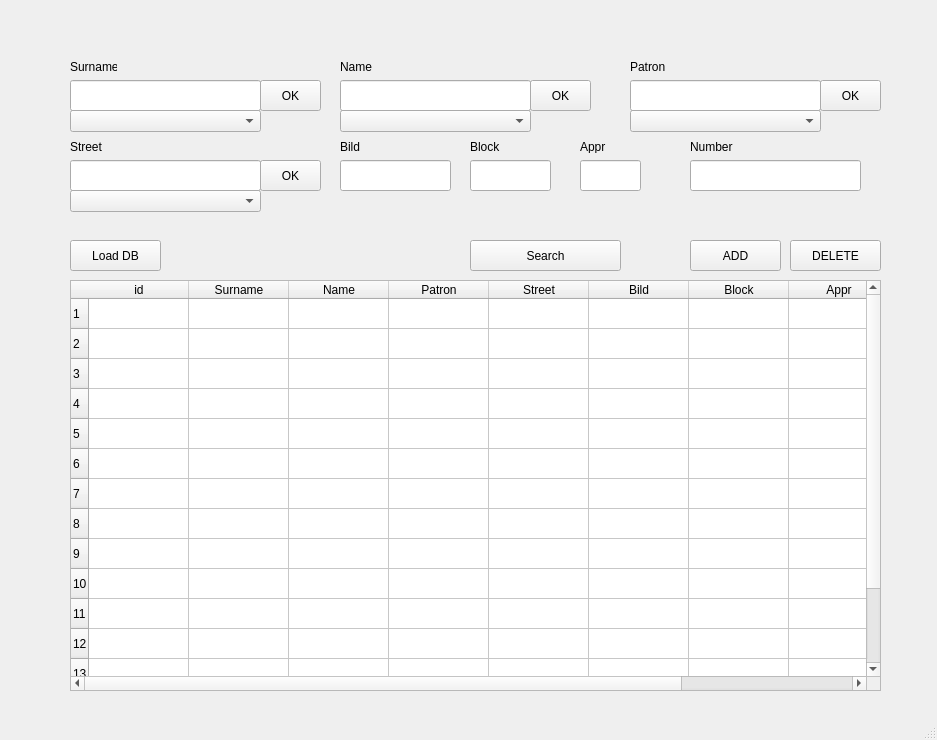
Above: model.ui from GanjelaMJ98/learnSQL before the change. Below: the same form after it.
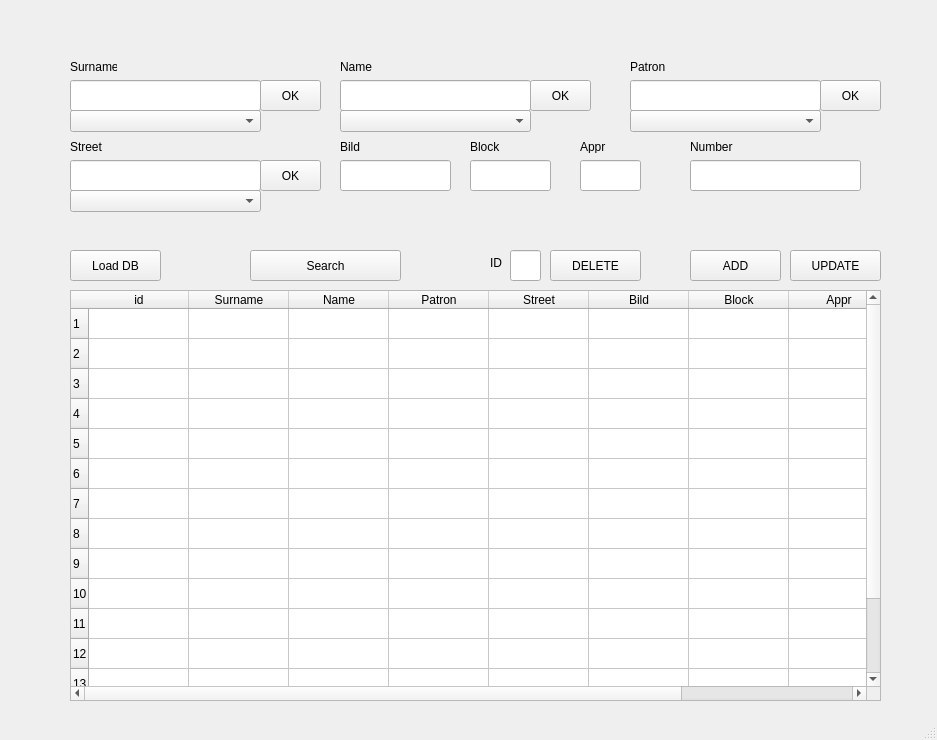
That is the form after the change.

```diff
--- a/model.ui
+++ b/model.ui
@@ -122,7 +122,7 @@
     <property name="geometry">
      <rect>
       <x>70</x>
-      <y>280</y>
+      <y>290</y>
       <width>811</width>
       <height>411</height>
      </rect>
@@ -370,7 +370,7 @@
     <property name="geometry">
      <rect>
       <x>70</x>
-      <y>240</y>
+      <y>250</y>
       <width>91</width>
       <height>31</height>
      </rect>
@@ -382,8 +382,8 @@
    <widget class="QPushButton" name="pushButton_2">
     <property name="geometry">
      <rect>
-      <x>470</x>
-      <y>240</y>
+      <x>250</x>
+      <y>250</y>
       <width>151</width>
       <height>31</height>
      </rect>
@@ -396,7 +396,7 @@
     <property name="geometry">
      <rect>
       <x>690</x>
-      <y>240</y>
+      <y>250</y>
       <width>91</width>
       <height>31</height>
      </rect>
@@ -408,8 +408,8 @@
    <widget class="QPushButton" name="pushButton_4">
     <property name="geometry">
      <rect>
-      <x>790</x>
-      <y>240</y>
+      <x>550</x>
+      <y>250</y>
       <width>91</width>
       <height>31</height>
      </rect>
@@ -418,6 +418,42 @@
      <string>DELETE</string>
     </property>
    </widget>
+   <widget class="QPushButton" name="Update_but">
+    <property name="geometry">
+     <rect>
+      <x>790</x>
+      <y>250</y>
+      <width>91</width>
+      <height>31</height>
+     </rect>
+    </property>
+    <property name="text">
+     <string>UPDATE</string>
+    </property>
+   </widget>
+   <widget class="QLineEdit" name="ID_t">
+    <property name="geometry">
+     <rect>
+      <x>510</x>
+      <y>250</y>
+      <width>31</width>
+      <height>31</height>
+     </rect>
+    </property>
+   </widget>
+   <widget class="QLabel" name="id_l">
+    <property name="geometry">
+     <rect>
+      <x>490</x>
+      <y>252</y>
+      <width>16</width>
+      <height>21</height>
+     </rect>
+    </property>
+    <property name="text">
+     <string>ID</string>
+    </property>
+   </widget>
   </widget>
   <widget class="QStatusBar" name="statusbar"/>
  </widget>
```
Left out of the diff: 10 changed lines with no effect on the pictures.
